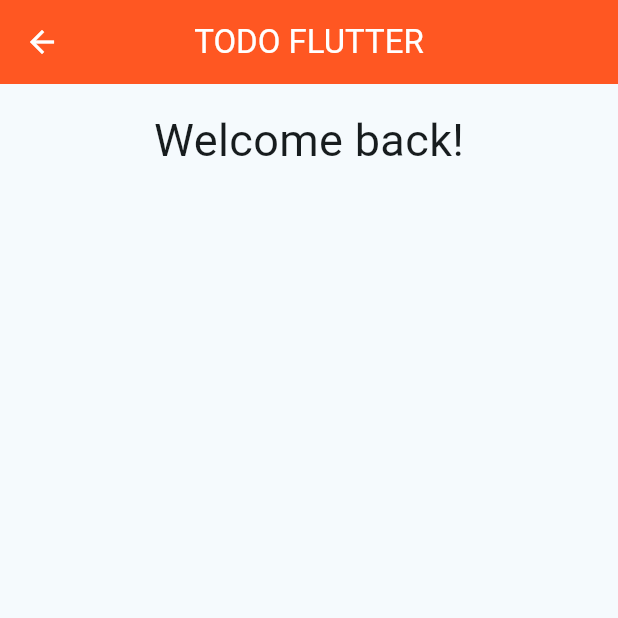
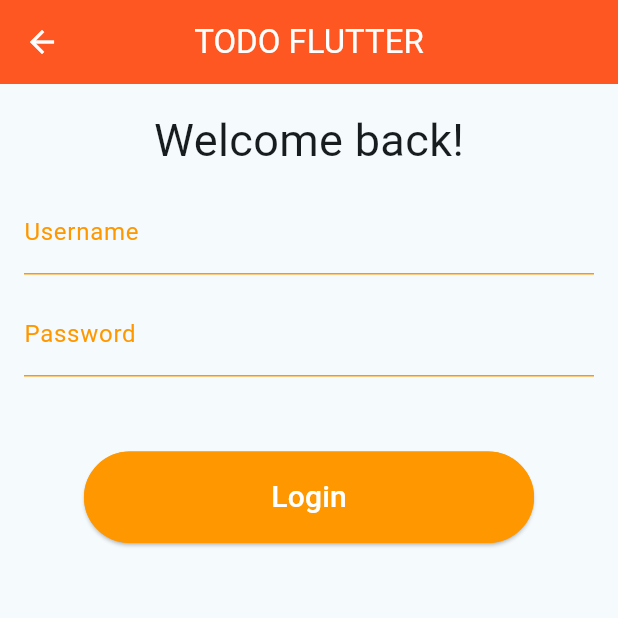
Before and after one commit to j-e-torres/todo_flutter, a Flutter app: the screen it shows after launch, after a tap on "Login", on a phone screen of 412 x 824 dp, the top half of it. Run offline on Flutter 3.47's test engine with Material 2 defaults, Android fonts, the phone set to English and light mode, and no system bars.

Commit message:
feat(login-screen) add provider, models, interfaces

```diff
--- /dev/null
+++ b/lib/common/interfaces/auth/auth.interface.dart
@@ -0,0 +1,42 @@
+import '../../models/user/user.model.dart';
+import '../api-response/api-response.interface.dart';
+
+class AuthToken {
+  final String accessToken;
+  final String tokenType;
+
+  AuthToken({required this.accessToken, required this.tokenType});
+}
+
+class AuthLoginPayload {
+  final String username;
+  final String password;
+
+  AuthLoginPayload({
+    required this.username,
+    required this.password,
+  });
+}
+
+class AuthResponseWithToken extends ApiResponse<User> {
+  final AuthToken token;
+
+  AuthResponseWithToken({
+    required this.token,
+    required super.status,
+    required super.data,
+    // You might need to pass other parameters to the constructor as well
+  });
+}
+
+class AuthSignupPayload extends AuthLoginPayload {
+  final String displayName;
+
+  AuthSignupPayload({
+    required String username,
+    required String password,
+    required this.displayName,
+  }) : super(username: username, password: password);
+}
+
+typedef Token = String;
--- /dev/null
+++ b/lib/common/providers/user/services/user-api.service.dart
@@ -0,0 +1,8 @@
+class UserApiService {
+  Future<void> login(String username, String password) async {
+    // Here you would perform the actual login logic using the provided username and password
+    // You can make API requests, handle responses, etc.
+    // For demonstration purposes, let's just print a message
+    print('Logged in user: $username');
+  }
+}
--- a/lib/common/widgets/button/button.widget.dart
+++ b/lib/common/widgets/button/button.widget.dart
@@ -6,14 +6,16 @@ class CustomButton extends StatelessWidget {
   final VoidCallback onPressed;
   final double width;
   final double marginBottom;
+  final double marginTop;
   final ButtonVariant variant;
 
   const CustomButton(
       {super.key,
       required this.label,
       required this.onPressed,
-      this.width = 200,
+      this.width = 300,
       this.marginBottom = 12,
+      this.marginTop = 0,
       this.variant = ButtonVariant.primary});
 
   static final ButtonStyle _sharedStyles = ElevatedButton.styleFrom(
@@ -60,7 +62,7 @@ class CustomButton extends StatelessWidget {
     );
 
     return Padding(
-      padding: EdgeInsets.only(bottom: marginBottom),
+      padding: EdgeInsets.only(bottom: marginBottom, top: marginTop),
       child: SizedBox(
         width: width,
         child: ElevatedButton(
--- a/lib/screens/login/login.screen.dart
+++ b/lib/screens/login/login.screen.dart
@@ -1,19 +1,105 @@
 import 'package:flutter/material.dart';
+import 'package:todo_flutter/common/widgets/button/button.widget.dart';
 
-class LoginScreen extends StatelessWidget {
+class LoginScreen extends StatefulWidget {
   const LoginScreen({super.key});
 
   @override
+  State<LoginScreen> createState() => _LoginScreenState();
+}
+
+class _LoginScreenState extends State<LoginScreen> {
+  final GlobalKey<FormState> _formKey = GlobalKey<FormState>();
+  final TextEditingController _usernameController = TextEditingController();
+  final TextEditingController _passwordController = TextEditingController();
+
+  void _submitForm() {
+    if (_formKey.currentState!.validate()) {
+      // Handle form submission
+      // For example, you can perform login logic here
+      String username = _usernameController.text;
+      String password = _passwordController.text;
+      // Perform login with username and password
+    }
+  }
+
+  @override
   Widget build(BuildContext context) {
-    return const Center(
-      child: Column(
-        // mainAxisAlignment: MainAxisAlignment.center,
-        children: [
-        Text(
+    return Center(
+      child: Column(children: [
+        const Text(
           'Welcome back!',
           style: TextStyle(fontSize: 30),
         ),
-
+        Form(
+            key: _formKey,
+            child: Column(
+              children: [
+                Padding(
+                  padding: const EdgeInsets.symmetric(vertical: 12),
+                  child: TextFormField(
+                    controller: _usernameController,
+                    decoration: const InputDecoration(
+                      labelText: 'Username',
+                      labelStyle: TextStyle(
+                        color: Colors.orange,
+                      ),
+                      hintText: 'Enter username',
+                      hintStyle: TextStyle(
+                        color: Colors.black26,
+                      ),
+                      enabledBorder: UnderlineInputBorder(
+                        borderSide:
+                            BorderSide(color: Colors.orange), // Unfocused color
+                      ),
+                      focusedBorder: UnderlineInputBorder(
+                        borderSide: BorderSide(
+                          color: Colors.orange,
+                        ),
+                      ),
+                    ),
+                    validator: (value) {
+                      if (value == null || value.isEmpty) {
+                        return 'Please enter your username';
+                      }
+                      return null;
+                    },
+                  ),
+                ),
+                TextFormField(
+                  controller: _passwordController,
+                  decoration: const InputDecoration(
+                    labelText: 'Password',
+                    labelStyle: TextStyle(
+                      color: Colors.orange,
+                    ),
+                    hintText: 'Enter password',
+                    hintStyle: TextStyle(color: Colors.black26),
+                    enabledBorder: UnderlineInputBorder(
+                      borderSide:
+                          BorderSide(color: Colors.orange), // Unfocused color
+                    ),
+                    focusedBorder: UnderlineInputBorder(
+                      borderSide: BorderSide(
+                        color: Colors.orange,
+                      ),
+                    ),
+                  ),
+                  obscureText: true,
+                  validator: (value) {
+                    if (value == null || value.isEmpty) {
+                      return 'Please enter your password';
+                    }
+                    return null;
+                  },
+                ),
+                CustomButton(
+                  marginTop: 50,
+                  label: 'Login',
+                  onPressed: () => {print('logged in')},
+                ),
+              ],
+            ))
       ]),
     );
   }
--- a/lib/screens/root/root.screen.dart
+++ b/lib/screens/root/root.screen.dart
@@ -20,15 +20,13 @@ class RootScreen extends StatelessWidget {
           children: [
             CustomButton(
               label: 'Login',
-              width: 300,
-              variant: ButtonVariant.primary,
               onPressed: () {
+
                 Navigator.pushNamed(context, '/login');
               },
             ),
 
             CustomButton(
-              width: 300,
               label: 'Sign up',
               variant: ButtonVariant.secondary,
               onPressed: () {
--- a/pubspec.yaml
+++ b/pubspec.yaml
@@ -35,6 +35,7 @@ dependencies:
   # The following adds the Cupertino Icons font to your application.
   # Use with the CupertinoIcons class for iOS style icons.
   cupertino_icons: ^1.0.2
+  provider: ^6.0.5
 
 dev_dependencies:
   flutter_test:
```
Also changed, not shown: lib/common/interfaces/api-response/api-response.interface.dart (added, +16 -0 lines), lib/common/models/task/task.model.dart (added, +14 -0 lines), lib/common/models/todo-list/list.model.dart (added, +19 -0 lines), lib/common/models/user/user.model.dart (added, +24 -0 lines), lib/main.dart (+0 -47 lines), pubspec.lock.
